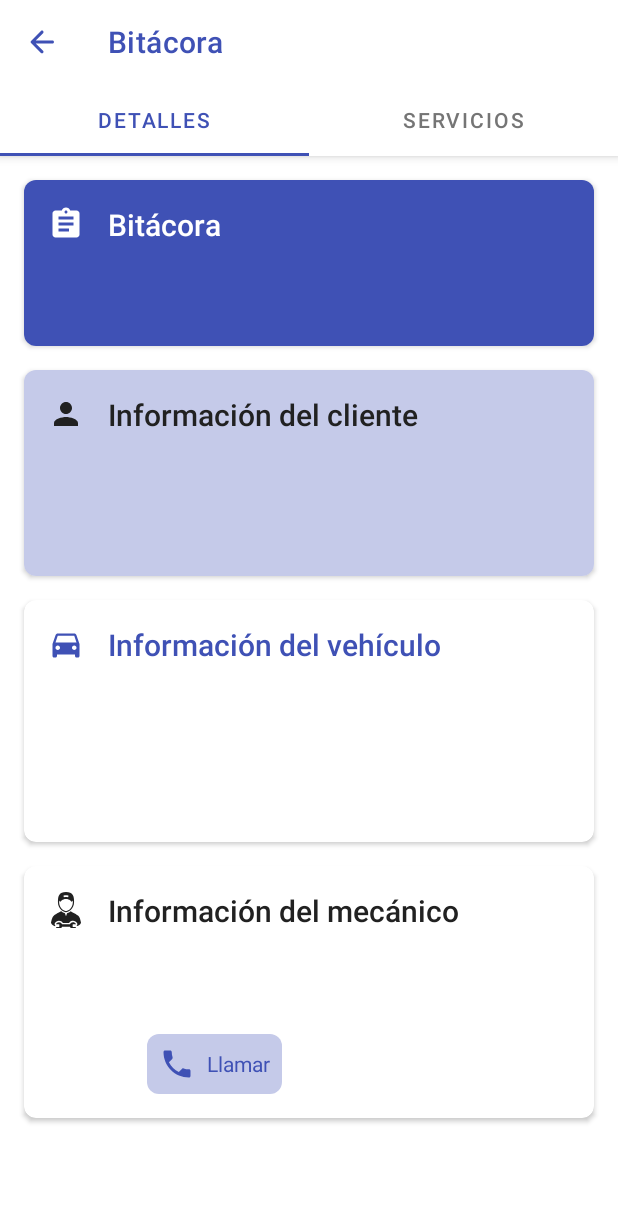
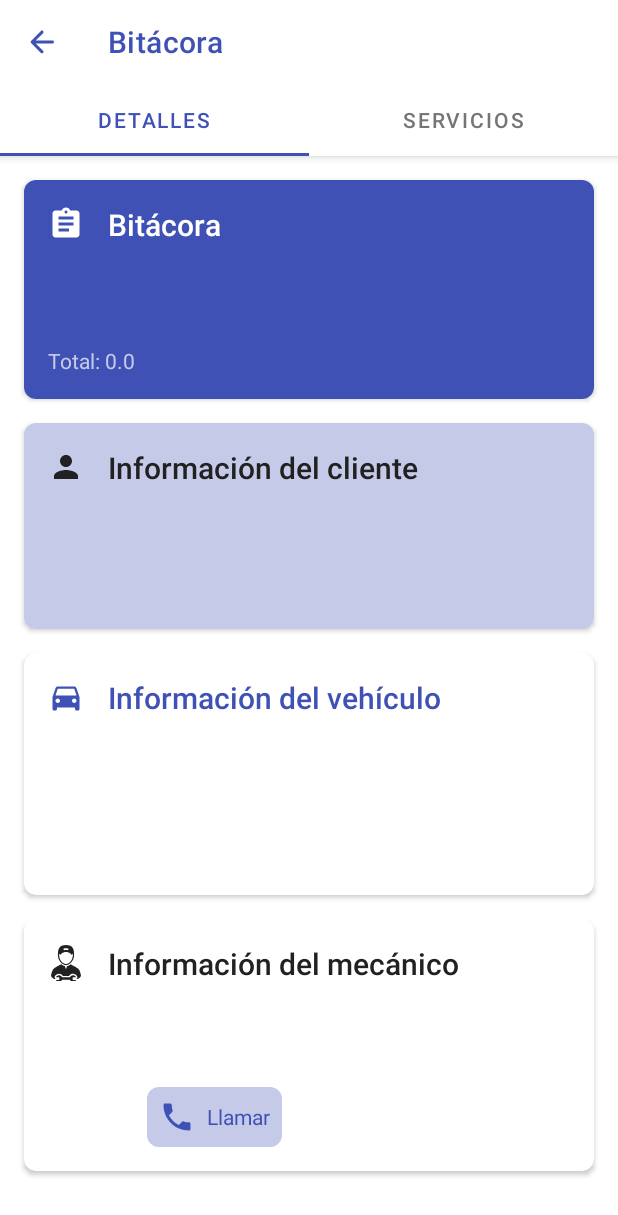
Before and after one commit to Vege19/app-grupoqq, an Android app: the BinnacleDetailsFragment screen opened directly, with no data from a screen before it, on a phone screen of 412 x 824 dp. Shown: the top 1215 px of the screen. Run offline under Robolectric (Android 15) with nearby library versions, the phone set to English and light mode, and no system bars; our stand-ins replace Firebase (no records; nobody signed in at launch, a user with empty details on screens opened directly); 1 statement that could not run was skipped.

Commit message:
Sum of binnacle service and spareParts/Products

```diff
--- a/app/src/main/java/com/grupoqq/app/activities/ReportsActivity.kt
+++ b/app/src/main/java/com/grupoqq/app/activities/ReportsActivity.kt
@@ -33,6 +33,7 @@ import com.grupoqq.app.models.ReportModel
 import com.grupoqq.app.models.SparePartModel
 import com.grupoqq.app.utils.*
 import kotlinx.android.synthetic.main.activity_reports.*
+import kotlinx.android.synthetic.main.fragment_binnacle_details.*
 import kotlinx.android.synthetic.main.layout_actionbar.view.*
 import kotlinx.android.synthetic.main.layout_service_spare_parts.*
 import kotlinx.android.synthetic.main.layout_service_spare_parts.view.*
--- a/app/src/main/res/layout/fragment_binnacle_details.xml
+++ b/app/src/main/res/layout/fragment_binnacle_details.xml
@@ -212,13 +212,23 @@
                     android:id="@+id/quotationRv"
                     android:layout_width="0dp"
                     android:layout_height="wrap_content"
-                    app:layout_constraintBottom_toBottomOf="parent"
                     app:layout_constraintEnd_toEndOf="parent"
                     app:layout_constraintStart_toStartOf="parent"
                     app:layout_constraintTop_toBottomOf="@id/binnacleDetailsCodeTxt"
                     tools:listitem="@layout/item_quotation"
                     android:paddingTop="16dp"
                     android:overScrollMode="never"/>
+
+                <TextView
+                    android:id="@+id/binnacleDetailsTotalTxt"
+                    android:layout_width="0dp"
+                    android:layout_height="wrap_content"
+                    app:layout_constraintTop_toBottomOf="@id/quotationRv"
+                    app:layout_constraintStart_toStartOf="parent"
+                    app:layout_constraintEnd_toEndOf="parent"
+                    android:layout_marginTop="16dp"
+                    android:text="Total: 0.0"
+                    android:textColor="@color/colorLight"/>
 
             </androidx.constraintlayout.widget.ConstraintLayout>
 
```
Also changed, not shown: app/src/main/java/com/grupoqq/app/fragments/BinnacleDetailsFragment.kt (+24 -0 lines).
